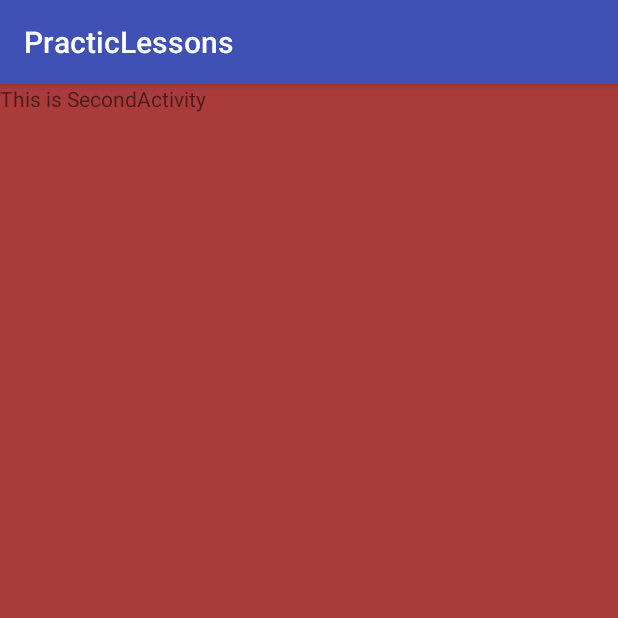
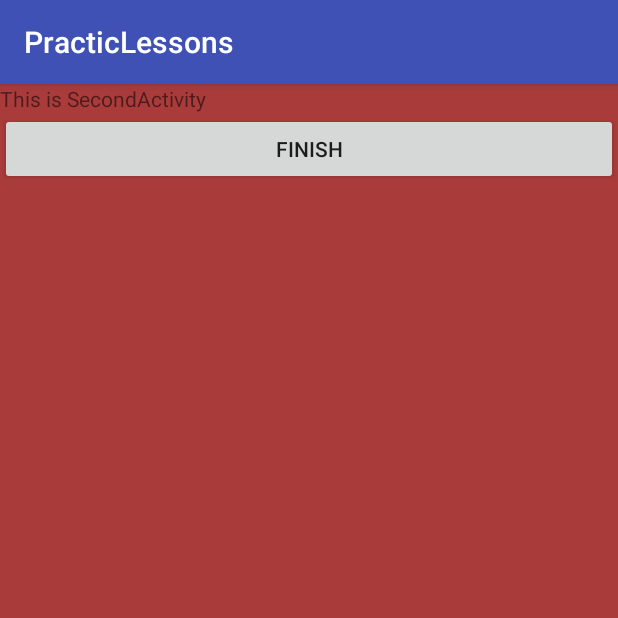
Before and after one commit to geektech-android/Lessons, an Android app: the screen it shows after launch (Main2Activity), after a tap on "GO TO", on a phone screen of 412 x 824 dp, the top half of it. Run offline under Robolectric (Android 15) with nearby library versions, the light colour scheme and no system bars.

Commit message:
Add example for startActivityForResult

```diff
--- a/app/src/main/java/com/akai/geektech/practiclessons/MainActivity.java
+++ b/app/src/main/java/com/akai/geektech/practiclessons/MainActivity.java
@@ -1,6 +1,7 @@
 package com.akai.geektech.practiclessons;
 
 import android.content.Intent;
+import android.support.annotation.Nullable;
 import android.support.v7.app.AppCompatActivity;
 import android.os.Bundle;
 import android.util.Log;
@@ -10,6 +11,7 @@ import android.widget.TextView;
 
 public class MainActivity extends AppCompatActivity {
     private static final String TAG = "TestMainActivity";
+    private static final int REQ_CODE = 777;
     private TextView textView;
     private Button button;
     private int count;
@@ -33,10 +35,20 @@ public class MainActivity extends AppCompatActivity {
             @Override
             public void onClick(View view) {
                 Intent intent = new Intent(MainActivity.this, Main2Activity.class);
-                startActivity(intent);
+                startActivityForResult(intent, REQ_CODE);
             }
         });
         Log.d(TAG, "onCreate");
+    }
+
+    @Override
+    protected void onActivityResult(int requestCode, int resultCode, @Nullable Intent data) {
+        super.onActivityResult(requestCode, resultCode, data);
+        if (requestCode == REQ_CODE && resultCode == RESULT_OK) {
+            if (data != null) {
+                textView.setText(data.getStringExtra("key_text"));
+            }
+        }
     }
 
     @Override
--- a/app/src/main/res/layout/activity_main2.xml
+++ b/app/src/main/res/layout/activity_main2.xml
@@ -13,4 +13,11 @@
         android:layout_height="wrap_content"
         android:text="This is SecondActivity"/>
 
+    <Button
+        android:id="@+id/btn2"
+        android:layout_width="match_parent"
+        android:layout_height="wrap_content"
+        android:onClick="onClick"
+        android:text="Finish"/>
+
 </LinearLayout>
```
Also changed, not shown: app/src/main/java/com/akai/geektech/practiclessons/Main2Activity.java (+9 -0 lines).
